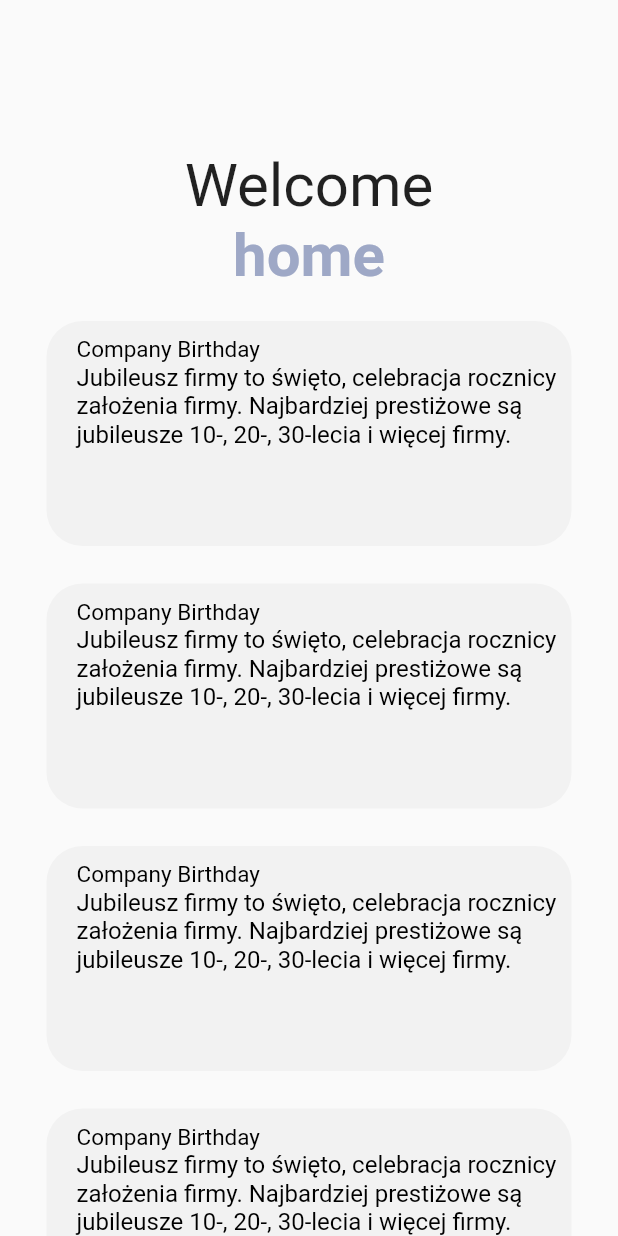
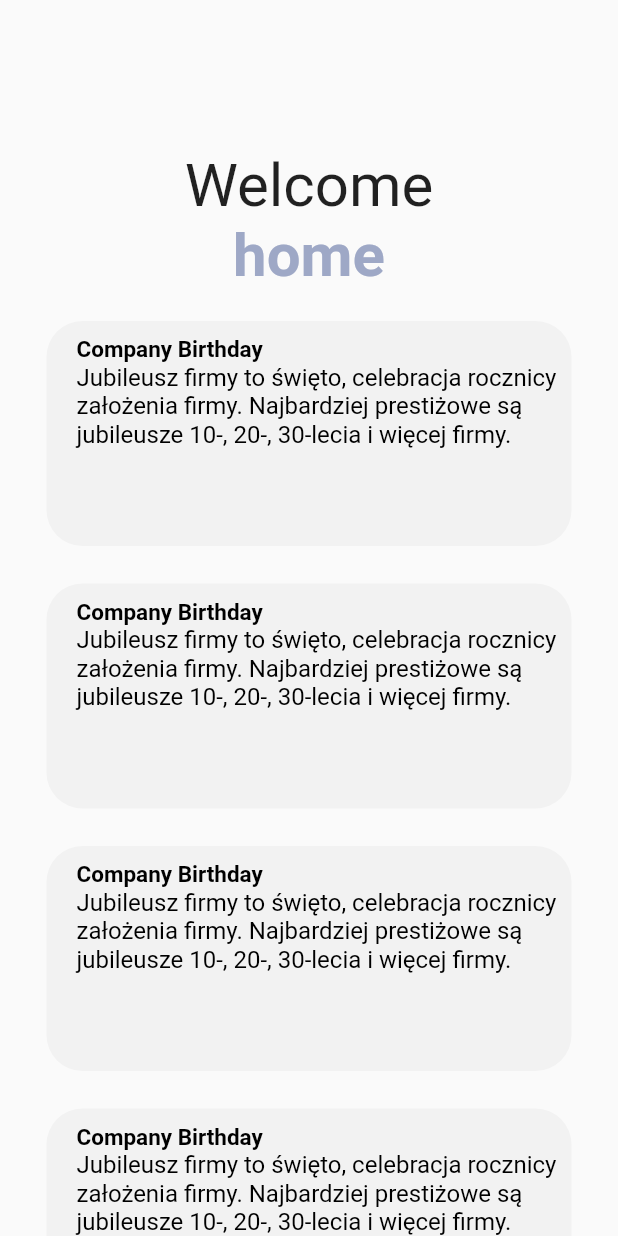
Before and after one commit to KamilJuraszek/home_screen, a Flutter app: the screen it shows after launch, on a phone screen of 412 x 824 dp. Run offline on Flutter 3.47's test engine with Material 2 defaults, Android fonts, the phone set to English and light mode, and no system bars.

```diff
--- a/lib/main.dart
+++ b/lib/main.dart
@@ -74,7 +74,8 @@ class _MyHomePageState extends State<MyHomePage> {
                             'Company Birthday',
                             style: TextStyle(
                                 fontSize: 15,
-                                color: Colors.black),
+                                color: Colors.black,
+                              fontWeight: FontWeight.bold),
                           ),
                           Text(
                             'Jubileusz firmy to święto, celebracja rocznicy założenia firmy. Najbardziej prestiżowe są jubileusze 10-, 20-, 30-lecia i więcej firmy.',
@@ -110,7 +111,8 @@ class _MyHomePageState extends State<MyHomePage> {
                             'Company Birthday',
                             style: TextStyle(
                                 fontSize: 15,
-                                color: Colors.black),
+                                color: Colors.black,
+                                fontWeight: FontWeight.bold),
                           ),
                           Text(
                             'Jubileusz firmy to święto, celebracja rocznicy założenia firmy. Najbardziej prestiżowe są jubileusze 10-, 20-, 30-lecia i więcej firmy.',
@@ -146,7 +148,8 @@ class _MyHomePageState extends State<MyHomePage> {
                             'Company Birthday',
                             style: TextStyle(
                                 fontSize: 15,
-                                color: Colors.black),
+                                color: Colors.black,
+                                fontWeight: FontWeight.bold),
                           ),
                           Text(
                             'Jubileusz firmy to święto, celebracja rocznicy założenia firmy. Najbardziej prestiżowe są jubileusze 10-, 20-, 30-lecia i więcej firmy.',
@@ -182,7 +185,8 @@ class _MyHomePageState extends State<MyHomePage> {
                             'Company Birthday',
                             style: TextStyle(
                                 fontSize: 15,
-                                color: Colors.black),
+                                color: Colors.black,
+                                fontWeight: FontWeight.bold),
                           ),
                           Text(
                             'Jubileusz firmy to święto, celebracja rocznicy założenia firmy. Najbardziej prestiżowe są jubileusze 10-, 20-, 30-lecia i więcej firmy.',
```
